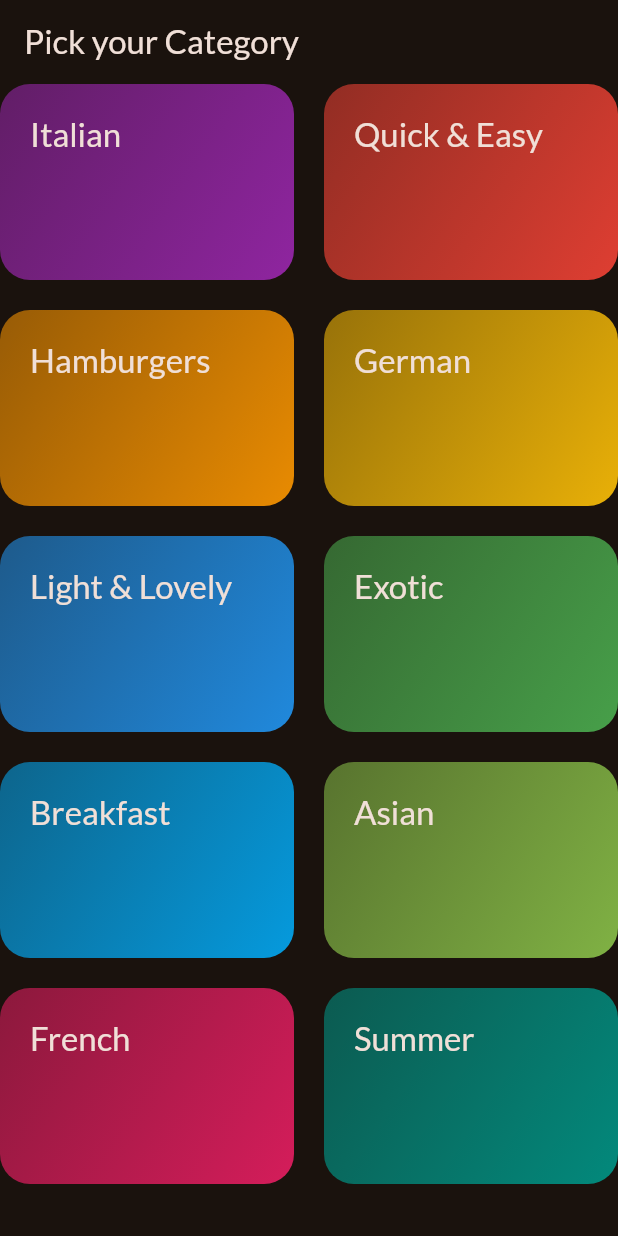
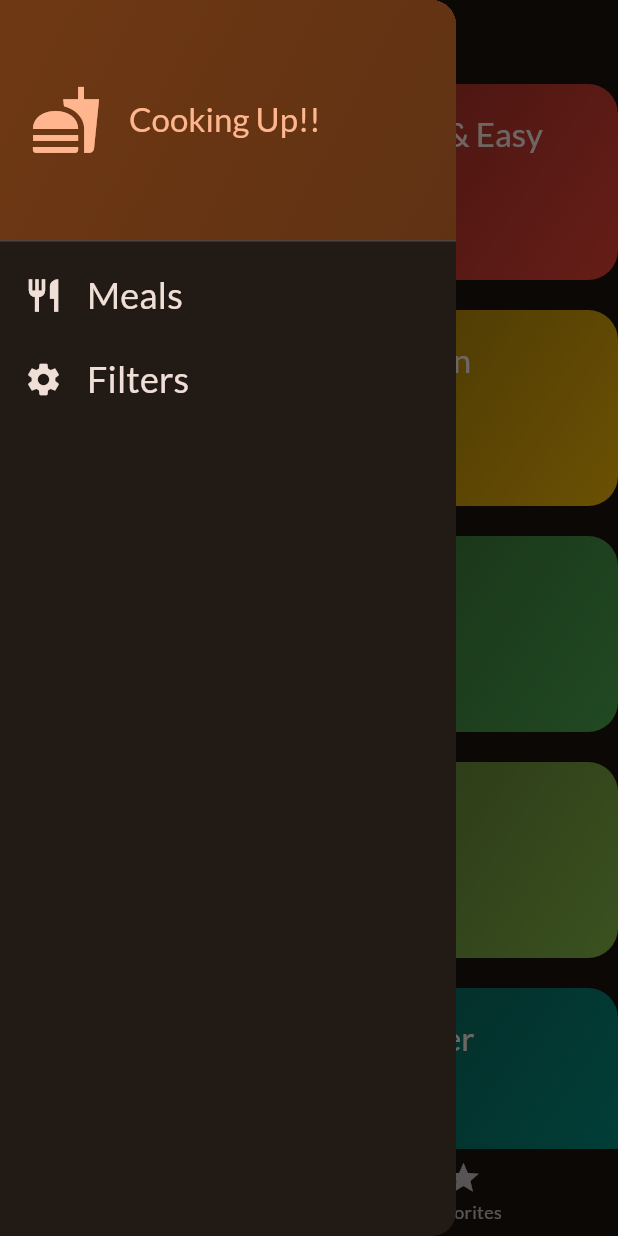
Before and after one commit to MaheshChityal/BasicFlutterApps, a Flutter app: the screen it shows after launch, with the side drawer open (before the commit the screen has no drawer), on a phone screen of 412 x 824 dp. Run offline on Flutter 3.47's test engine with Material 3 defaults, Android fonts, the phone set to English and light mode, and no system bars; our stand-ins replace google_fonts, transparent_image.

Commit message:
minor changes

```diff
--- a/meals_app/lib/main.dart
+++ b/meals_app/lib/main.dart
@@ -2,6 +2,7 @@ import 'package:flutter/material.dart';
 
 import 'package:google_fonts/google_fonts.dart';
 import 'package:meals_app/screens/categoriesScreen.dart';
+import 'package:meals_app/screens/tabs.dart';
 
 final theme = ThemeData(
   useMaterial3: true,
@@ -14,6 +15,7 @@ final theme = ThemeData(
 
 void main() {
   runApp(const App());
+
 }
 
 class App extends StatelessWidget {
@@ -23,7 +25,8 @@ class App extends StatelessWidget {
   Widget build(BuildContext context) {
     return MaterialApp(
       theme: theme,
-      home: CategoriesScreen()
+      debugShowCheckedModeBanner: false ,
+      home: TabsScreen(),
     );
   }
 }
--- a/meals_app/lib/screens/categoriesScreen.dart
+++ b/meals_app/lib/screens/categoriesScreen.dart
@@ -1,11 +1,13 @@
 import 'package:flutter/material.dart';
 import 'package:meals_app/data/dummy_data.dart';
 import 'package:meals_app/models/category.dart';
+import 'package:meals_app/models/meal.dart';
 import 'package:meals_app/screens/mealsScreen.dart';
 import 'package:meals_app/widgets/category_grid_item.dart';
 
 class CategoriesScreen extends StatelessWidget {
-  const CategoriesScreen({super.key});
+   CategoriesScreen({super.key,required this.onToggleFavorite});
+  void Function (Meal meal) onToggleFavorite;
 
   void _selectCategory(BuildContext context,Category category) {
     final filteredMeals =  dummyMeals.where((meal) => meal.categories.contains(category.id)).toList();
@@ -16,6 +18,7 @@ class CategoriesScreen extends StatelessWidget {
         builder: (ctx) => MealsScreen(
           title: category.title,
           meals: filteredMeals,
+          onToggleFavorite: onToggleFavorite,
         ),
       ),
     );
@@ -23,12 +26,7 @@ class CategoriesScreen extends StatelessWidget {
 
   @override
   Widget build(BuildContext context) {
-    return Scaffold(
-      appBar: AppBar(
-          title: const Text(
-        'Pick your Category',
-      )),
-      body: GridView(
+    return  GridView(
         gridDelegate: const SliverGridDelegateWithFixedCrossAxisCount(
             crossAxisCount: 2,
             childAspectRatio: 3 / 2,
@@ -43,7 +41,6 @@ class CategoriesScreen extends StatelessWidget {
               },
             ),
         ],
-      ),
-    );
+      );
   }
 }
--- /dev/null
+++ b/meals_app/lib/screens/tabs.dart
@@ -0,0 +1,94 @@
+import 'package:flutter/material.dart';
+import 'package:meals_app/models/meal.dart';
+import 'package:meals_app/screens/categoriesScreen.dart';
+import 'package:meals_app/screens/mealsScreen.dart';
+import 'package:meals_app/widgets/main_drawer.dart';
+
+class TabsScreen extends StatefulWidget {
+  const TabsScreen({super.key});
+
+  @override
+  State<TabsScreen> createState() => _TabsScreenState();
+}
+
+class _TabsScreenState extends State<TabsScreen> {
+  int _selectedPageindex = 0;
+  final List<Meal> _favoriteMeals = [];
+
+  void _showInfoMessage(String message) {
+    ScaffoldMessenger.of(context).clearSnackBars();
+    ScaffoldMessenger.of(context).showSnackBar(
+      SnackBar(
+        content: Text(message),
+      ),
+    );
+  }
+
+  void _toggleMealFavoriteStatus(Meal meal) {
+    final _isExisting = _favoriteMeals.contains(meal);
+
+    if (_isExisting) {
+      setState(() {
+        _favoriteMeals.remove(meal);
+        _showInfoMessage('Meal is no longer a favorite');
+      });
+    } else {
+      setState(() {
+        _favoriteMeals.add(meal);
+        _showInfoMessage('Marked as favorite');
+      });
+    }
+  }
+
+  void _selectPage(int index) {
+    setState(() {
+      _selectedPageindex = index;
+    });
+  }
+
+  void _setScreen(String identifier){
+    if(identifier == 'filters'){
+
+    }else{
+      Navigator.of(context).pop();
+    }
+  }
+
+  @override
+  Widget build(BuildContext context) {
+    Widget activePage = CategoriesScreen(
+      onToggleFavorite: _toggleMealFavoriteStatus,
+    );
+    var activePageTitle = 'Categories';
+
+    if (_selectedPageindex == 1) {
+      activePage = MealsScreen(
+        meals: _favoriteMeals,
+        onToggleFavorite: _toggleMealFavoriteStatus,
+      );
+      activePageTitle = 'Your Favorites';
+    }
+
+    return Scaffold(
+      appBar: AppBar(
+        title: Text(activePageTitle),
+      ),
+      body: activePage,
+      drawer: MainDrawer(onSelectScreen: _setScreen,),
+      bottomNavigationBar: BottomNavigationBar(
+        onTap: _selectPage,
+        currentIndex: _selectedPageindex,
+        items: const [
+          BottomNavigationBarItem(
+            icon: Icon(Icons.set_meal),
+            label: 'Categories',
+          ),
+          BottomNavigationBarItem(
+            icon: Icon(Icons.star),
+            label: 'Favorites',
+          ),
+        ],
+      ),
+    );
+  }
+}
--- /dev/null
+++ b/meals_app/lib/widgets/main_drawer.dart
@@ -0,0 +1,83 @@
+import 'package:flutter/material.dart';
+import 'package:meals_app/main.dart';
+
+class MainDrawer extends StatelessWidget {
+  const MainDrawer({super.key , required this.onSelectScreen});
+
+  final void Function(String identifier) onSelectScreen;
+
+  @override
+  Widget build(BuildContext context) {
+    return Drawer(
+      child: Column(
+        children: [
+          DrawerHeader(
+            padding: const EdgeInsets.all(20),
+            decoration: BoxDecoration(
+                gradient: LinearGradient(
+              colors: [
+                Theme.of(context).colorScheme.primaryContainer,
+                Theme.of(context).colorScheme.primaryContainer.withOpacity(0.8),
+              ],
+              begin: Alignment.topLeft,
+              end: Alignment.bottomRight,
+            )),
+            child: Row(
+              children: [
+                Icon(
+                  Icons.fastfood,
+                  size: 48,
+                  color: Theme.of(context).colorScheme.primary,
+                ),
+                const SizedBox(
+                  width: 18,
+                ),
+                Text(
+                  'Cooking Up!!',
+                  style: Theme.of(context)
+                      .textTheme
+                      .titleLarge!
+                      .copyWith(color: Theme.of(context).colorScheme.primary),
+                ),
+              ],
+            ),
+          ),
+          ListTile(
+            leading: Icon(
+              Icons.restaurant,
+              size: 26,
+              color: Theme.of(context).colorScheme.onBackground,
+            ),
+            title: Text(
+              'Meals',
+              style: Theme.of(context).textTheme.titleSmall!.copyWith(
+                    color: Theme.of(context).colorScheme.onBackground,
+                    fontSize: 24,
+                  ),
+            ),
+            onTap: (){
+              onSelectScreen('meals');
+            },
+          ),
+          ListTile(
+            leading: Icon(
+              Icons.settings,
+              size: 26,
+              color: Theme.of(context).colorScheme.onBackground,
+            ),
+            title: Text(
+              'Filters',
+              style: Theme.of(context).textTheme.titleSmall!.copyWith(
+                    color: Theme.of(context).colorScheme.onBackground,
+                    fontSize: 24,
+                  ),
+            ),
+            onTap: (){
+              onSelectScreen('filters');
+            },
+          ),
+        ],
+      ),
+    );
+  }
+}
```
Also changed, not shown: meals_app/lib/screens/meal_detailsScreen.dart (+13 -3 lines), meals_app/lib/screens/mealsScreen.dart (+8 -4 lines).
